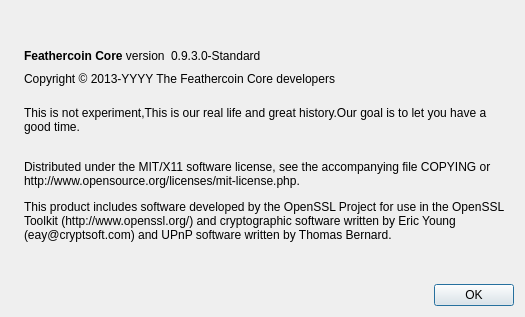
This is src/qt/forms/aboutdialog.ui in FeatherCoin/Feathercoin as Qt 5 draws it before an edit. The edited form follows.
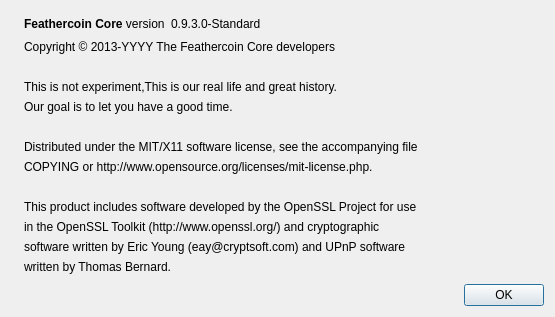
This is the edited form. Icons and pictures are not drawn.

Diff of the .ui file:
```diff
--- a/src/qt/forms/aboutdialog.ui
+++ b/src/qt/forms/aboutdialog.ui
@@ -6,7 +6,7 @@
    <rect>
     <x>0</x>
     <y>0</y>
-    <width>525</width>
+    <width>555</width>
     <height>317</height>
    </rect>
   </property>
@@ -101,22 +101,92 @@
        </property>
       </widget>
      </item>
+     <item>
+      <widget class="QLabel" name="label_11">
+       <property name="text">
+        <string/>
+       </property>
+      </widget>
+     </item>
      <item>
       <widget class="QLabel" name="label_2">
        <property name="cursor">
         <cursorShape>IBeamCursor</cursorShape>
        </property>
        <property name="text">
-        <string>&lt;html&gt;&lt;head/&gt;&lt;body&gt;&lt;p&gt;&lt;br/&gt;This is not experiment,This is our real life and great history.Our goal is to let you have a good time.&lt;/p&gt;&lt;p&gt;&lt;br/&gt;Distributed under the MIT/X11 software license, see the accompanying file COPYING or http://www.opensource.org/licenses/mit-license.php.&lt;/p&gt;&lt;p&gt;This product includes software developed by the OpenSSL Project for use in the OpenSSL Toolkit (http://www.openssl.org/) and cryptographic software written by Eric Young (eay@cryptsoft.com) and UPnP software written by Thomas Bernard.&lt;/p&gt;&lt;/body&gt;&lt;/html&gt;</string>
+        <string>This is not experiment,This is our real life and great history.</string>
        </property>
        <property name="wordWrap">
-        <bool>true</bool>
+        <bool>false</bool>
        </property>
        <property name="textInteractionFlags">
         <set>Qt::LinksAccessibleByMouse|Qt::TextSelectableByKeyboard|Qt::TextSelectableByMouse</set>
        </property>
       </widget>
      </item>
+     <item>
+      <widget class="QLabel" name="label_8">
+       <property name="text">
+        <string>Our goal is to let you have a good time.</string>
+       </property>
+      </widget>
+     </item>
+     <item>
+      <widget class="QLabel" name="label_12">
+       <property name="text">
+        <string/>
+       </property>
+      </widget>
+     </item>
+     <item>
+      <widget class="QLabel" name="label_3">
+       <property name="text">
+        <string>Distributed under the MIT/X11 software license, see the accompanying file</string>
+       </property>
+      </widget>
+     </item>
+     <item>
+      <widget class="QLabel" name="label_6">
+       <property name="text">
+        <string>COPYING or http://www.opensource.org/licenses/mit-license.php.</string>
+       </property>
+      </widget>
+     </item>
+     <item>
+      <widget class="QLabel" name="label_13">
+       <property name="text">
+        <string/>
+       </property>
+      </widget>
+     </item>
+     <item>
+      <widget class="QLabel" name="label_5">
+       <property name="text">
+        <string>This product includes software developed by the OpenSSL Project for use</string>
+       </property>
+      </widget>
+     </item>
+     <item>
+      <widget class="QLabel" name="label_7">
+       <property name="text">
+        <string>in the OpenSSL Toolkit (http://www.openssl.org/) and cryptographic</string>
+       </property>
+      </widget>
+     </item>
+     <item>
+      <widget class="QLabel" name="label_9">
+       <property name="text">
+        <string>software written by Eric Young (eay@cryptsoft.com) and UPnP software</string>
+       </property>
+      </widget>
+     </item>
+     <item>
+      <widget class="QLabel" name="label_10">
+       <property name="text">
+        <string>written by Thomas Bernard.</string>
+       </property>
+      </widget>
+     </item>
      <item>
       <spacer name="verticalSpacer">
        <property name="orientation">
```
Left out of the diff: 1 changed line with no effect on the pictures.
